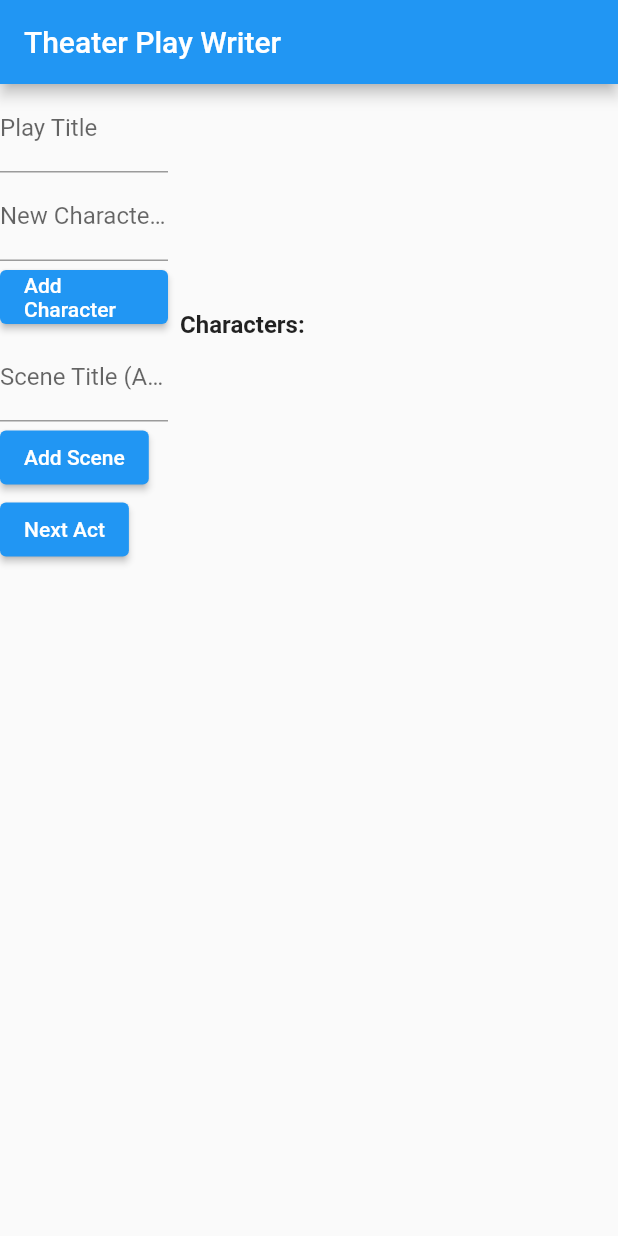
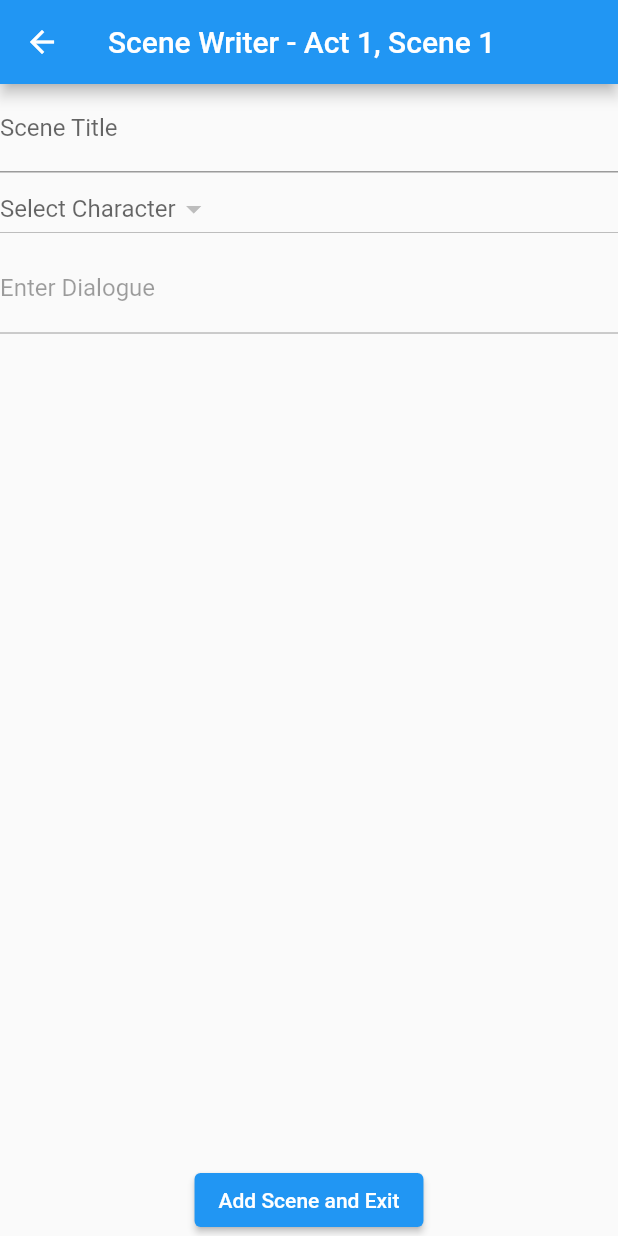
Before and after one commit to grvarillas/teatro_digital, a Flutter app: the screen it shows after launch, after a tap on "Add Scene", on a phone screen of 412 x 824 dp. Run offline on Flutter 3.47's test engine with Material 2 defaults, Android fonts, the phone set to English and light mode, and no system bars.

Commit message:
Agregando _addAndExit como parametro a SceneScreen

```diff
--- a/lib/main.dart
+++ b/lib/main.dart
@@ -1,12 +1,13 @@
 import 'package:flutter/material.dart';
+
+void main() {
+  runApp(const MyApp());
+}
 
 class Character {
   String name;
-  List<String> dialogues;
 
-  Character(this.name) : dialogues = [];
-
-  String get currentDialogue => dialogues.isNotEmpty ? dialogues.last : '';
+  Character(this.name);
 
   @override
   int get hashCode => name.hashCode;
@@ -17,24 +18,8 @@ class Character {
   }
 }
 
-class Scene {
-  String act;
-  String scene;
-  String title;
-  List<Character> characters;
-
-  Scene(this.act, this.scene, this.title, this.characters);
-
-  // Initialize the list of characters
-  Scene.empty(this.act, this.scene) : title = '', characters = [];
-}
-
-void main() {
-  runApp(const MyApp());
-}
-
 class MyApp extends StatelessWidget {
-  const MyApp({Key? key}) : super(key: key);
+  const MyApp({super.key});
 
   @override
   Widget build(BuildContext context) {
@@ -42,7 +27,9 @@ class MyApp extends StatelessWidget {
       title: 'Theater Play Writer',
       theme: ThemeData(
         primaryColor: const Color.fromARGB(255, 114, 102, 194),
-        colorScheme: ColorScheme.fromSwatch().copyWith(secondary: const Color.fromARGB(255, 111, 214, 114)),
+        colorScheme: ColorScheme.fromSwatch().copyWith(
+          secondary: const Color.fromARGB(255, 111, 214, 114),
+        ),
       ),
       home: const PlayWriter(),
     );
@@ -50,244 +37,137 @@ class MyApp extends StatelessWidget {
 }
 
 class PlayWriter extends StatefulWidget {
-  const PlayWriter({Key? key});
+  const PlayWriter({super.key});
 
   @override
   State<PlayWriter> createState() => _PlayWriterState();
 }
 
 class _PlayWriterState extends State<PlayWriter> {
-  TextEditingController playTitleController = TextEditingController();
-  TextEditingController sceneTitleController = TextEditingController();
   TextEditingController characterNameController = TextEditingController();
-  TextEditingController dialogueController = TextEditingController();
-
-  List<Scene> scenes = [];
-  List<Character> characters = [];
+  List<String> script = [];
   int currentAct = 1;
   int currentScene = 1;
+  List<Character> characters = [];
+  Character? selectedCharacter;
+  Character? lastCharacter;
+  List<String> conversation = [];
+  String playTitle = '';
 
-  void _addCharacter() {
-    final characterName = characterNameController.text.trim();
-    if (characterName.isNotEmpty) {
+  void _addCharacter(String name) {
+    if (name.isNotEmpty) {
+      characters.add(Character(name));
+      characterNameController.clear();
+      setState(() {});
+    }
+  }
+
+  void _nextAct() {
+    currentAct++;
+    currentScene = 1;
+    script.add('\nAct $currentAct');
+    setState(() {});
+  }
+
+  void _navigateToSceneScreen() async {
+    await Navigator.push(
+      context,
+      MaterialPageRoute(
+        builder: (context) => SceneScreen(
+          currentAct: currentAct,
+          currentScene: currentScene,
+          characters: characters,
+          addScene: _addScene,
+          addSaveAndExit: _addAndExit,
+        ),
+      ),
+    );
+  }
+
+  void _addScene(String sceneTitle) {
+    if (sceneTitle.isNotEmpty) {
+      final sceneHeader = 'Act $currentAct, Scene $currentScene: $sceneTitle';
+      currentScene++;
+      conversation.clear();
       setState(() {
-        characters.add(Character(characterName));
-        characterNameController.clear();
+        script.add(sceneHeader);
       });
     }
   }
 
-  void _nextAct() {
+void _addAndExit(List<String> sceneTitle) {
       setState(() {
-      currentAct++;
-      currentScene = 1;
+        script.addAll(sceneTitle);
       });
   }
-
-  void _showAddDialoguePopup(Character character) {
-    var prueba=3;
-    showDialog(
-      context: context,
-      builder: (context) {
-        return AlertDialog(
-          title: Text('Add Dialogue for ${character.name}'),
-          content: TextField(
-            controller: dialogueController,
-        decoration: InputDecoration(labelText: '${prueba}'),
-          ),
-          actions: [
-            TextButton(
-              onPressed: () {
-                Navigator.pop(context);
-              },
-              child: const Text('Cancel'),
-            ),
-            ElevatedButton(
-              onPressed: () {
-                if (dialogueController.text.isNotEmpty) {
-                  character.dialogues.add(dialogueController.text);
-                  dialogueController.clear();
-                  Navigator.pop(context);
-                  setState(() {});
-                }
-              },
-              child: const Text('Add'),
-            ),
-          ],
-        );
-      },
-    );
-  }
-
-  Widget _buildSceneWidget(Scene scene) {
-    return Column(
-      mainAxisAlignment: MainAxisAlignment.spaceBetween,
-      crossAxisAlignment: CrossAxisAlignment.start,
-      children: [
-        if (scenes.indexOf(scene) == 0)
-          Text(
-            playTitleController.text.isNotEmpty ? playTitleController.text : 'Play Title',
-            style: const TextStyle(fontSize: 18, fontWeight: FontWeight.bold),
-          ),
-        const SizedBox(height: 16),
-        Text(
-          '${scene.act}, ${scene.scene}: ${scene.title}',
-          style: const TextStyle(fontSize: 16, fontWeight: FontWeight.bold),
-        ),
-        for (var character in scene.characters)
-          Column(
-            crossAxisAlignment: CrossAxisAlignment.start,
-            children: [
-              Text(
-                '${character.name}:',
-                style: const TextStyle(fontWeight: FontWeight.bold),
-              ),
-              Padding(
-                padding: const EdgeInsets.only(left: 16),
-                child: Text(' - ${character.currentDialogue}'),
-              ),
-              ElevatedButton(
-                onPressed: () {
-                  _showAddDialoguePopup(character);
-                },
-                child: const Text('Add Dialogue'),
-              ),
-            ],
-          ),
-        ElevatedButton(
-          onPressed: () {
-            showDialog(
-              context: context,
-              builder: (context) {
-                return AlertDialog(
-                  title: const Text('Add Character to Scene'),
-                  content: SingleChildScrollView(
-                    child: Column(
-                      children: characters
-                          .map((character) => ListTile(
-                                title: Text(character.name),
-                                onTap: () {
-                                  setState(() {
-                                    scene.characters.add(character);
-                                  });
-                                  Navigator.pop(context);
-                                },
-                              ))
-                          .toList(),
-                    ),
-                  ),
-                );
-              },
-            );
-          },
-          child: const Text('Add Character to Scene'),
-        ),
-      ],
-    );
-  }
-
   @override
   Widget build(BuildContext context) {
     return Scaffold(
-      appBar: AppBar(title: const Text('Theater Play Writer')),
+      appBar: AppBar(
+        title: Text('Theater Play Writer: $playTitle'),
+      ),
       body: Row(
         children: [
           Expanded(
-            child: SingleChildScrollView(
-              child: Column(
-                crossAxisAlignment: CrossAxisAlignment.start,
-                children: [
-                  TextField(
-                    controller: playTitleController,
-                    onChanged: (value) {
-                      setState(() {});
+            child: ListView.builder(
+              itemCount: script.length,
+              itemBuilder: (BuildContext context, int index) {
+                return ListTile(
+                  title: Text(script[index]),
+                );
               },
-                    decoration: const InputDecoration(labelText: 'Play Title'),
-                  ),
-                  TextField(
-                    controller: characterNameController,
-                    onChanged: (value) {
-                      // setState(() {});
-                    },
-                    onSubmitted: (_) {
-                      _addCharacter();
-                    },
-                    decoration: const InputDecoration(labelText: 'New Character Name'),
-                  ),
-                  ElevatedButton(
-                    onPressed: () {
-                      _addCharacter();
-                    },
-                    child: const Text('Add Character'),
-                  ),
-                  TextField(
-                    controller: sceneTitleController,
-                    onChanged: (value) {
-                      // setState(() {});
-                    },
-                    onSubmitted: (_) {
-                      final sceneTitle = sceneTitleController.text.trim();
-                      if (sceneTitle.isNotEmpty) {
-                        setState(() {
-                          scenes.add(Scene('Act $currentAct', 'Scene $currentScene', sceneTitle, []));
-                          sceneTitleController.clear();
-                          currentScene++;
-                        });
-                      }
-                    },
-                    decoration: InputDecoration(labelText: 'Scene Title (Act $currentAct, Scene $currentScene)'),
-                  ),
-                  ElevatedButton(
-                    onPressed: () {
-                      final sceneTitle = sceneTitleController.text.trim();
-                      if (sceneTitle.isNotEmpty) {
-                        setState(() {
-                          scenes.add(Scene('Act $currentAct', 'Scene $currentScene', sceneTitle, []));
-                          sceneTitleController.clear();
-                          currentScene++;
-                        });
-                      }
-                    },
-                    child: const Text('Add Scene'),
-                  ),
-                  ElevatedButton(
-                    onPressed: () {
-                      _nextAct();
-                    },
-                    child: const Text('Next Act'),
-                  ),
-                  for (var scene in scenes) _buildSceneWidget(scene),
-                ],
-              ),
             ),
           ),
           SizedBox(
             width: 300,
-            child: SingleChildScrollView(
             child: Column(
-                crossAxisAlignment: CrossAxisAlignment.start,
               children: [
-                  const Padding(
-                    padding: EdgeInsets.all(8.0),
-                    child: Text(
-                      'Characters:',
-                      style: TextStyle(fontSize: 16, fontWeight: FontWeight.bold),
+                TextField(
+                  decoration: const InputDecoration(labelText: 'Play Title'),
+                  onChanged: (title) {
+                    playTitle = title;
+                    setState(() {});
+                  },
+                ),
+                Row(
+                  children: [
+                    ElevatedButton(
+                      onPressed: _navigateToSceneScreen,
+                      child: const Text('Add Scene'),
+                    ),
+                    ElevatedButton(
+                      onPressed: _nextAct,
+                      child: const Text('Next Act'),
+                    ),
+                    Text('Act: $currentAct, Scene: $currentScene'),
+                  ],
+                ),
+                TextField(
+                  controller: characterNameController,
+                  decoration: const InputDecoration(labelText: 'New Character Name'),
+                  onSubmitted: (name) {
+                    _addCharacter(name);
+                  },
+                ),
+                ElevatedButton(
+                  onPressed: () {
+                    _addCharacter(characterNameController.text);
+                  },
+                  child: const Text('Add Character'),
+                ),
+                const SizedBox(height: 16),
+                const Text('Characters:', style: TextStyle(fontWeight: FontWeight.bold)),
+                Expanded(
+                  child: ListView.builder(
+                    itemCount: characters.length,
+                    itemBuilder: (context, index) {
+                      return ListTile(
+                        title: Text(characters[index].name),
+                      );
+                    },
                   ),
                 ),
-                  ...characters.map((character) {
-                    return SizedBox(
-                      width: 300,
-                      child: Column(
-                        children: [
-                          ListTile(
-                            title: Text(character.name),
-                          ),
               ],
-                      ),
-                    );
-                  }),
-                ],
-              ),
             ),
           ),
         ],
@@ -295,3 +175,121 @@ class _PlayWriterState extends State<PlayWriter> {
     );
   }
 }
+
+class SceneScreen extends StatefulWidget {
+  final int currentAct;
+  final int currentScene;
+  final List<Character> characters;
+  final Function(String) addScene;
+  final Function(List<String>) addSaveAndExit;
+
+
+  const SceneScreen({
+    required this.currentAct,
+    required this.currentScene,
+    required this.characters,
+    required this.addScene,
+    required this.addSaveAndExit,
+    super.key,
+  });
+
+  @override
+  State<SceneScreen> createState() => _SceneScreenState();
+}
+
+class _SceneScreenState extends State<SceneScreen> {
+  TextEditingController sceneTitleController = TextEditingController();
+  TextEditingController dialogueController = TextEditingController();
+  Character? selectedCharacter;
+  Character? lastCharacter;
+  List<String> conversation = [];
+
+  @override
+  Widget build(BuildContext context) {
+    return Scaffold(
+      appBar: AppBar(
+        title: Text('Scene Writer - Act ${widget.currentAct}, Scene ${widget.currentScene}'),
+      ),
+      body: Column(
+        children: [
+          TextField(
+            controller: sceneTitleController,
+            decoration: const InputDecoration(labelText: 'Scene Title'),
+            onSubmitted: (title) {
+              if (title.isNotEmpty) {
+                setState(() {
+                  widget.addScene(title);
+                  conversation.insert(0, 'Act ${widget.currentAct}, Scene ${widget.currentScene}: $title');
+                });
+              }
+            },
+          ),
+          Row(
+            children: [
+              Expanded(
+                child: DropdownButton<Character>(
+                  hint: const Text('Select Character'),
+                  value: selectedCharacter,
+                  onChanged: (character) {
+                    setState(() {
+                      selectedCharacter = character;
+                    });
+                  },
+                  items: widget.characters.map((Character character) {
+                    return DropdownMenuItem<Character>(
+                      value: character,
+                      child: Text(character.name),
+                    );
+                  }).toList(),
+                ),
+              ),
+            ],
+          ),
+          TextField(
+            controller: dialogueController,
+            decoration: InputDecoration(
+              labelText: 'Enter Dialogue',
+              enabled: selectedCharacter != null,
+            ),
+            enabled: selectedCharacter != null,
+            onSubmitted: (dialogue) {
+              if (selectedCharacter != null && dialogue.isNotEmpty) {
+                if (lastCharacter != selectedCharacter) {
+                  conversation.add('${selectedCharacter!.name}: $dialogue');
+                  lastCharacter = selectedCharacter;
+                }
+                dialogueController.clear();
+                setState(() {});
+              }
+            },
+          ),
+          Expanded(
+            child: ListView.builder(
+              itemCount: conversation.length,
+              itemBuilder: (BuildContext context, int index) {
+                return ListTile(
+                  title: Text(conversation[index]),
+                );
+              },
+            ),
+          ),
+          ElevatedButton(
+            onPressed: _addAndExit,
+            child: const Text('Add Scene and Exit'),
+          ),
+        ],
+      ),
+    );
+  }
+
+  void _addAndExit() {
+
+    // if (lastCharacter != null ) {
+    //   conversation.add('${lastCharacter!.name}: ${dialogueController.text}');
+     widget.addSaveAndExit(conversation);
+    // }
+
+
+    Navigator.pop(context, conversation);
+  }
+}
--- a/lib/main_2.dart
+++ b/lib/main_2.dart
@@ -32,15 +32,15 @@ void main() {
 }
 
 class MyApp extends StatelessWidget {
-  const MyApp({Key? key}) : super(key: key);
+  const MyApp({super.key});
 
   @override
   Widget build(BuildContext context) {
     return MaterialApp(
       title: 'Theater Play Writer',
       theme: ThemeData(
-        primaryColor: Color.fromARGB(255, 114, 102, 194),
-        colorScheme: ColorScheme.fromSwatch().copyWith(secondary: Color.fromARGB(255, 111, 214, 114)),
+        primaryColor: const Color.fromARGB(255, 114, 102, 194),
+        colorScheme: ColorScheme.fromSwatch().copyWith(secondary: const Color.fromARGB(255, 111, 214, 114)),
       ),
       home: const PlayWriter(),
     );
@@ -48,7 +48,7 @@ class MyApp extends StatelessWidget {
 }
 
 class PlayWriter extends StatefulWidget {
-  const PlayWriter({Key? key});
+  const PlayWriter({super.key});
 
   @override
   State<PlayWriter> createState() => _PlayWriterState();
@@ -93,7 +93,7 @@ class _PlayWriterState extends State<PlayWriter> {
       context: context,
       builder: (context) {
         return AlertDialog(
-          title: Text('Add Dialogue'),
+          title: const Text('Add Dialogue'),
           content: TextField(
             controller: dialogueController,
             onSubmitted: (value) {
@@ -105,14 +105,14 @@ class _PlayWriterState extends State<PlayWriter> {
             onChanged: (value) {
               setState(() {});
             },
-            decoration: InputDecoration(labelText: 'Dialogue'),
+            decoration: const InputDecoration(labelText: 'Dialogue'),
           ),
           actions: [
             TextButton(
               onPressed: () {
                 Navigator.pop(context);
               },
-              child: Text('Cancel'),
+              child: const Text('Cancel'),
             ),
             ElevatedButton(
               onPressed: () {
@@ -121,7 +121,7 @@ class _PlayWriterState extends State<PlayWriter> {
                 Navigator.pop(context);
                 setState(() {});
               },
-              child: Text('Add'),
+              child: const Text('Add'),
             ),
           ],
         );
@@ -139,7 +139,7 @@ class _PlayWriterState extends State<PlayWriter> {
   @override
   Widget build(BuildContext context) {
     return Scaffold(
-      appBar: AppBar(title: Text('Theater Play Writer')),
+      appBar: AppBar(title: const Text('Theater Play Writer')),
       body: Row(
         children: [
           Expanded(
@@ -152,7 +152,7 @@ class _PlayWriterState extends State<PlayWriter> {
                     onChanged: (value) {
                       setState(() {});
                     },
-                    decoration: InputDecoration(labelText: 'Play Title'),
+                    decoration: const InputDecoration(labelText: 'Play Title'),
                   ),
                   TextField(
                     controller: characterNameController,
@@ -162,13 +162,13 @@ class _PlayWriterState extends State<PlayWriter> {
                     onSubmitted: (_) {
                       _addCharacter();
                     },
-                    decoration: InputDecoration(labelText: 'New Character Name'),
+                    decoration: const InputDecoration(labelText: 'New Character Name'),
                   ),
                   ElevatedButton(
                     onPressed: () {
                       _addCharacter();
                     },
-                    child: Text('Add Character'),
+                    child: const Text('Add Character'),
                   ),
                   TextField(
                     controller: sceneTitleController,
@@ -184,13 +184,13 @@ class _PlayWriterState extends State<PlayWriter> {
                     onPressed: () {
                       _addScene();
                     },
-                    child: Text('Add Scene'),
+                    child: const Text('Add Scene'),
                   ),
                   ElevatedButton(
                     onPressed: () {
                       _nextAct();
                     },
-                    child: Text('Next Act'),
+                    child: const Text('Next Act'),
                   ),
                   for (var scene in scenes)
                     Column(
@@ -199,7 +199,7 @@ class _PlayWriterState extends State<PlayWriter> {
                       children: [
                         Text(
                           '${scene.act}, ${scene.scene}: ${scene.title}',
-                          style: TextStyle(fontSize: 18, fontWeight: FontWeight.bold),
+                          style: const TextStyle(fontSize: 18, fontWeight: FontWeight.bold),
                         ),
                         for (var character in scene.characters)
                           Text(
@@ -211,7 +211,7 @@ class _PlayWriterState extends State<PlayWriter> {
                               context: context,
                               builder: (context) {
                                 return AlertDialog(
-                                  title: Text('Add Character to Scene'),
+                                  title: const Text('Add Character to Scene'),
                                   content: SingleChildScrollView(
                                     child: Column(
                                       children: characters
@@ -231,13 +231,13 @@ class _PlayWriterState extends State<PlayWriter> {
                               },
                             );
                           },
-                          child: Text('Add Character to Scene'),
+                          child: const Text('Add Character to Scene'),
                         ),
                         ElevatedButton(
                           onPressed: () {
                             _addCharacterToScene(scene, scene.characters.first);
                           },
-                          child: Text('Add Dialogue'),
+                          child: const Text('Add Dialogue'),
                         ),
                       ],
                     ),
@@ -251,8 +251,8 @@ class _PlayWriterState extends State<PlayWriter> {
               child: Column(
                 crossAxisAlignment: CrossAxisAlignment.start,
                 children: [
-                  Padding(
-                    padding: const EdgeInsets.all(8.0),
+                  const Padding(
+                    padding: EdgeInsets.all(8.0),
                     child: Text(
                       'Characters:',
                       style: TextStyle(fontSize: 16, fontWeight: FontWeight.bold),
--- a/pubspec.yaml
+++ b/pubspec.yaml
@@ -3,7 +3,7 @@ description: A new Flutter project.
 publish_to: 'none'
 version: 1.0.0+1
 environment:
-  sdk: '>=3.0.6 <4.0.0'
+  sdk: ">=2.17.0 <3.0.0"
 dependencies:
   flutter:
     sdk: flutter
```
Also changed, not shown: analysis_options.yaml (+1 -6 lines), pubspec.lock, 1 other file. Lines whose indentation alone changed are shown as unchanged.
